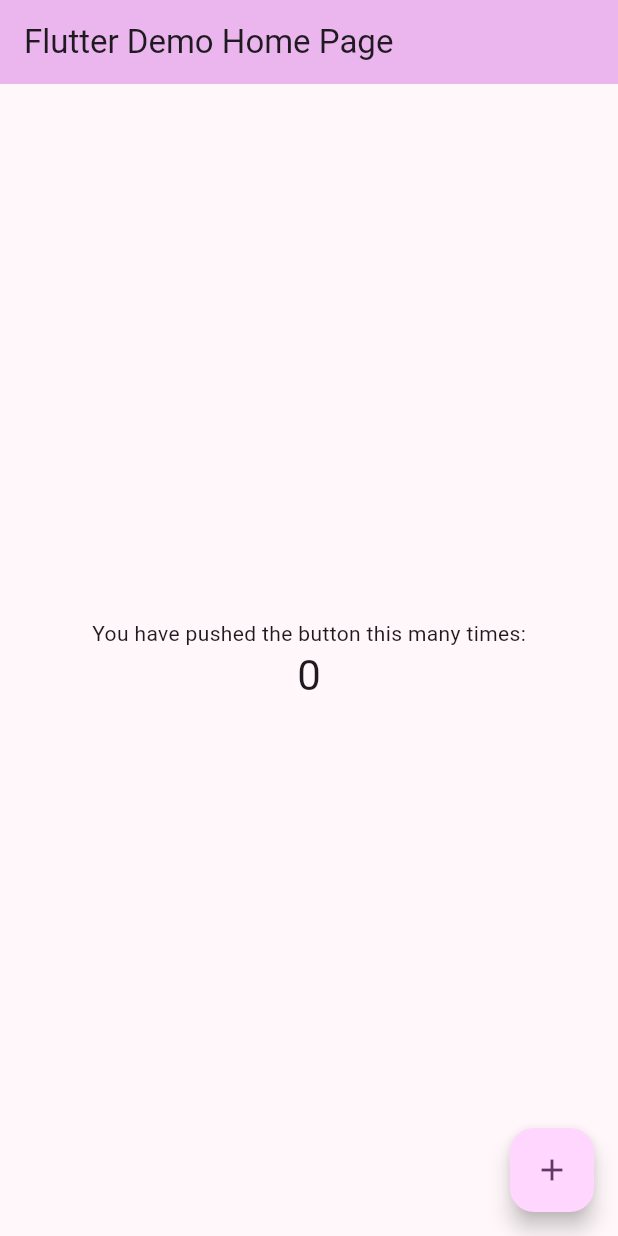
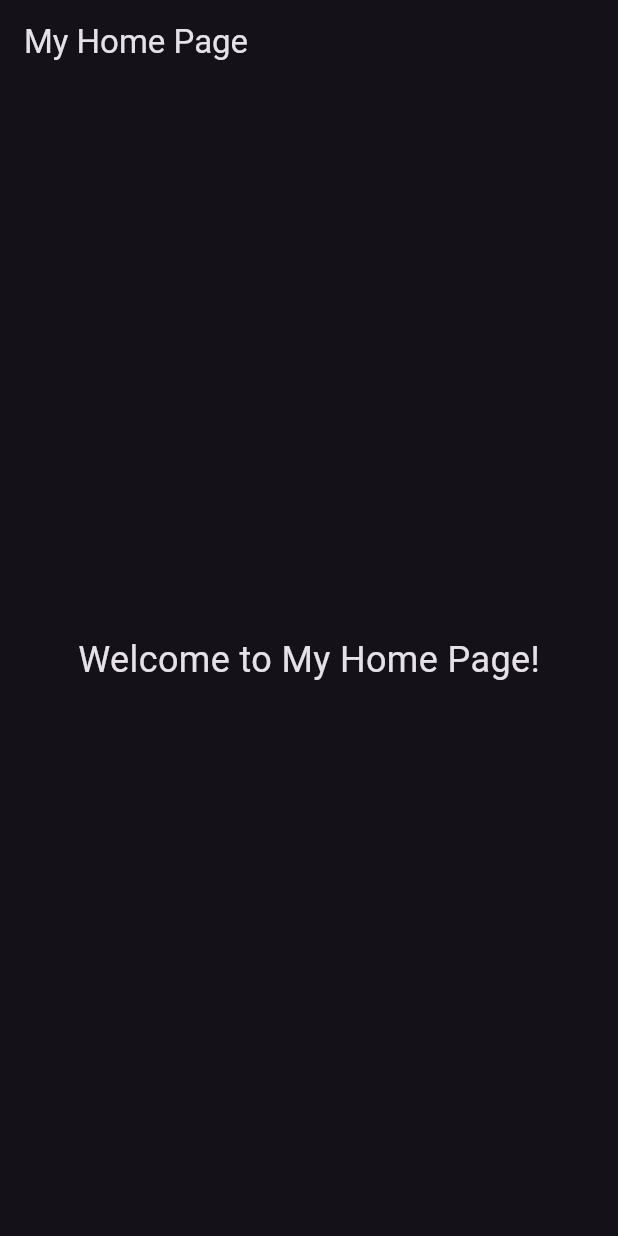
Before and after one commit to mooooo22/notes_app, a Flutter app: the screen it shows after launch, on a phone screen of 412 x 824 dp. Run offline on Flutter 3.47's test engine with Material 3 defaults, Android fonts, the phone set to English and light mode, and no system bars.

Commit message:
Add home_view import and update theme settings

```diff
--- a/lib/main.dart
+++ b/lib/main.dart
@@ -1,4 +1,5 @@
 import 'package:flutter/material.dart';
+import 'package:notes_app/views/home_view.dart';
 
 void main() {
   runApp(const MyApp());
@@ -7,119 +8,15 @@ void main() {
 class MyApp extends StatelessWidget {
   const MyApp({super.key});
 
-  // This widget is the root of your application.
   @override
   Widget build(BuildContext context) {
     return MaterialApp(
+      debugShowCheckedModeBanner: false,
       title: 'Flutter Demo',
       theme: ThemeData(
-        // This is the theme of your application.
-        //
-        // TRY THIS: Try running your application with "flutter run". You'll see
-        // the application has a purple toolbar. Then, without quitting the app,
-        // try changing the seedColor in the colorScheme below to Colors.green
-        // and then invoke "hot reload" (save your changes or press the "hot
-        // reload" button in a Flutter-supported IDE, or press "r" if you used
-        // the command line to start the app).
-        //
-        // Notice that the counter didn't reset back to zero; the application
-        // state is not lost during the reload. To reset the state, use hot
-        // restart instead.
-        //
-        // This works for code too, not just values: Most code changes can be
-        // tested with just a hot reload.
-        colorScheme: ColorScheme.fromSeed(seedColor: Colors.purple),
-        useMaterial3: true,
+        brightness: Brightness.dark,
       ),
-      home: const MyHomePage(title: 'Flutter Demo Home Page'),
+      home: const MyHomePage(),
     );
   }
 }
-
-class MyHomePage extends StatefulWidget {
-  const MyHomePage({super.key, required this.title});
-
-  // This widget is the home page of your application. It is stateful, meaning
-  // that it has a State object (defined below) that contains fields that affect
-  // how it looks.
-
-  // This class is the configuration for the state. It holds the values (in this
-  // case the title) provided by the parent (in this case the App widget) and
-  // used by the build method of the State. Fields in a Widget subclass are
-  // always marked "final".
-
-  final String title;
-
-  @override
-  State<MyHomePage> createState() => _MyHomePageState();
-}
-
-class _MyHomePageState extends State<MyHomePage> {
-  int _counter = 0;
-
-  void _incrementCounter() {
-    setState(() {
-      // This call to setState tells the Flutter framework that something has
-      // changed in this State, which causes it to rerun the build method below
-      // so that the display can reflect the updated values. If we changed
-      // _counter without calling setState(), then the build method would not be
-      // called again, and so nothing would appear to happen.
-      _counter++;
-    });
-  }
-
-  @override
-  Widget build(BuildContext context) {
-    // This method is rerun every time setState is called, for instance as done
-    // by the _incrementCounter method above.
-    //
-    // The Flutter framework has been optimized to make rerunning build methods
-    // fast, so that you can just rebuild anything that needs updating rather
-    // than having to individually change instances of widgets.
-    return Scaffold(
-      appBar: AppBar(
-        // TRY THIS: Try changing the color here to a specific color (to
-        // Colors.amber, perhaps?) and trigger a hot reload to see the AppBar
-        // change color while the other colors stay the same.
-        backgroundColor: Theme.of(context).colorScheme.inversePrimary,
-        // Here we take the value from the MyHomePage object that was created by
-        // the App.build method, and use it to set our appbar title.
-        title: Text(widget.title),
-      ),
-      body: Center(
-        // Center is a layout widget. It takes a single child and positions it
-        // in the middle of the parent.
-        child: Column(
-          // Column is also a layout widget. It takes a list of children and
-          // arranges them vertically. By default, it sizes itself to fit its
-          // children horizontally, and tries to be as tall as its parent.
-          //
-          // Column has various properties to control how it sizes itself and
-          // how it positions its children. Here we use mainAxisAlignment to
-          // center the children vertically; the main axis here is the vertical
-          // axis because Columns are vertical (the cross axis would be
-          // horizontal).
-          //
-          // TRY THIS: Invoke "debug painting" (choose the "Toggle Debug Paint"
-          // action in the IDE, or press "p" in the console), to see the
-          // wireframe for each widget.
-          mainAxisAlignment: MainAxisAlignment.center,
-          children: <Widget>[
-            const Text(
-              'You have pushed the button this many times:',
-            ),
-            Text(
-              '$_counter',
-              style: Theme.of(context).textTheme.headlineMedium,
-            ),
-          ],
-        ),
-      ),
-      floatingActionButton: FloatingActionButton(
-        onPressed: _incrementCounter,
-        tooltip: 'Increment',
-        child: const Icon(Icons.add),
-      ), // This trailing comma makes auto-formatting nicer for build methods.
-    );
-  }
-}
--- /dev/null
+++ b/lib/views/home_view.dart
@@ -0,0 +1,20 @@
+import 'package:flutter/material.dart';
+
+class MyHomePage extends StatelessWidget {
+  const MyHomePage({super.key});
+
+  @override
+  Widget build(BuildContext context) {
+    return Scaffold(
+      appBar: AppBar(
+        title: const Text('My Home Page'),
+      ),
+      body: const Center(
+        child: Text(
+          'Welcome to My Home Page!',
+          style: TextStyle(fontSize: 24),
+        ),
+      ),
+    );
+  }
+}
```
